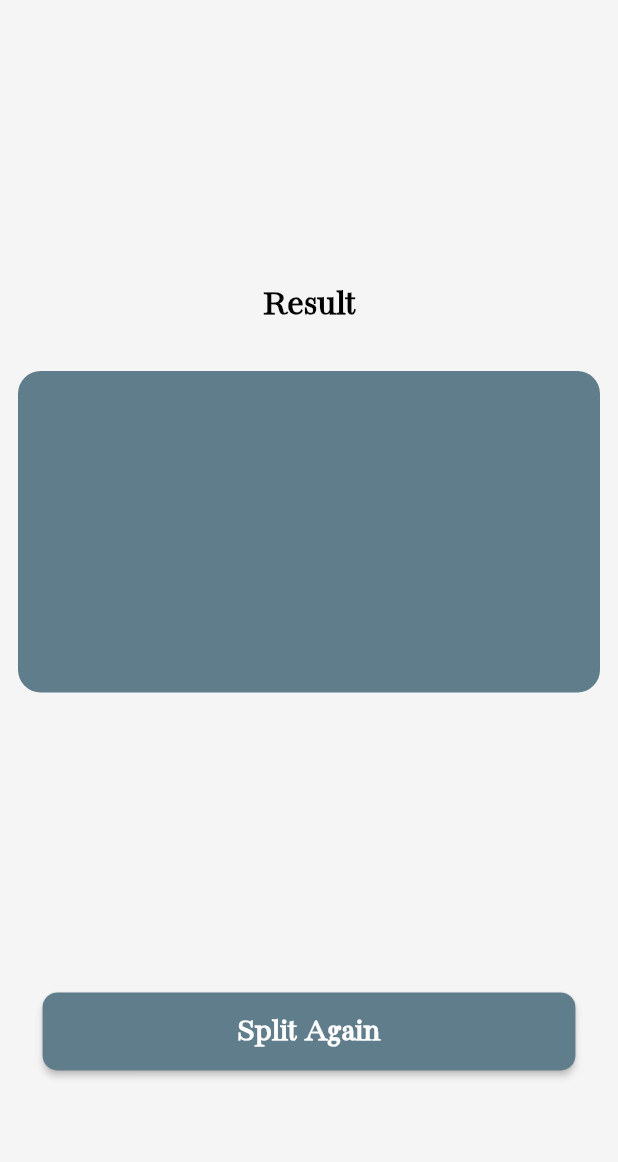
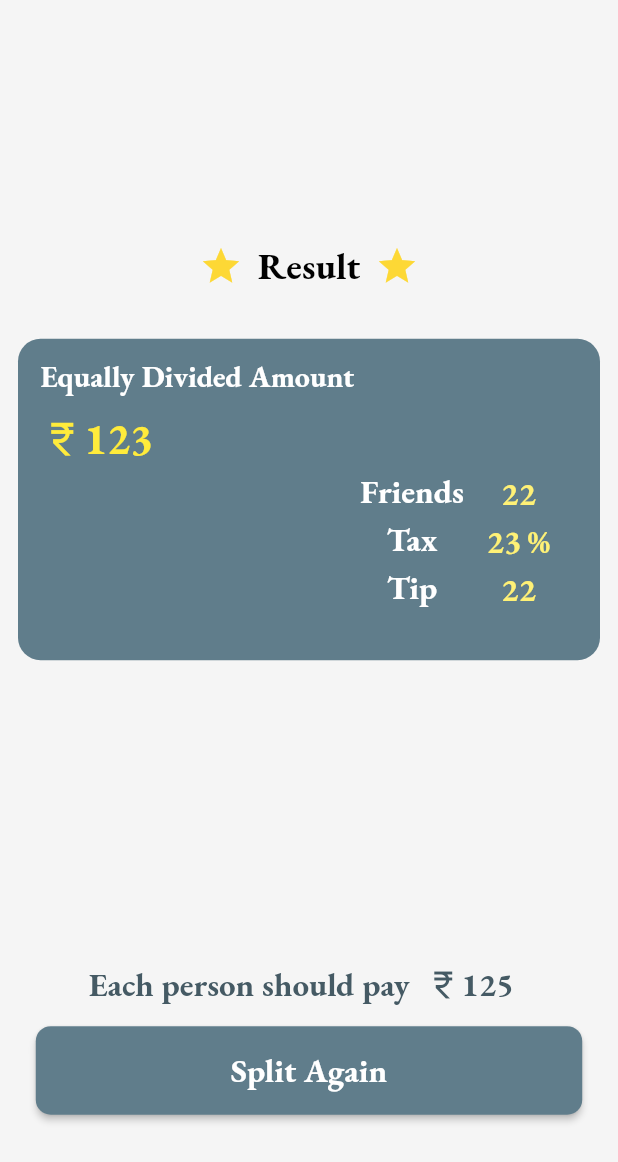
Before and after one commit to KavyaParengal/Login_and_SignUp_Page_Design, a Flutter app: the screen it shows after launch, after a tap on "Split Bill", on a phone screen of 412 x 824 dp. Shown: the top 1162 px of the screen. Run offline on Flutter 3.47's test engine with Material 2 defaults, Android fonts, the phone set to English and light mode, and no system bars.

Commit message:
fourth commit

```diff
--- a/lib/main.dart
+++ b/lib/main.dart
@@ -1,6 +1,6 @@
 import 'package:flutter/material.dart';
 import 'package:task/calculator.dart';
-import 'package:task/split.dart';
+import 'package:task/split_bill.dart';
 import 'package:task/welcome.dart';
 
 void main() {
@@ -17,7 +17,7 @@ class MyApp extends StatelessWidget {
       title: 'Flutter Demo',
       theme: ThemeData(
         primarySwatch: Colors.blue,
-        fontFamily: 'BacasimeAntique',
+        fontFamily: 'EBGaramond',
         hoverColor: Colors.blueGrey,
       ),
 
--- a/lib/result.dart
+++ b/lib/result.dart
@@ -1,6 +1,6 @@
 
 import 'package:flutter/material.dart';
-import 'package:task/split.dart';
+import 'package:task/split_bill.dart';
 
 class Result extends StatefulWidget {
   const Result({Key? key}) : super(key: key);
@@ -18,23 +18,140 @@ class _ResultState extends State<Result> {
         mainAxisAlignment: MainAxisAlignment.center,
         children: [
           SizedBox(height: 80,),
-          Text('Result',style: TextStyle(
-            color: Colors.black,
-            fontSize: 25,
-            fontWeight: FontWeight.bold,
-          ),),
+          Row(
+            mainAxisAlignment: MainAxisAlignment.center,
+            children: [
+              Icon(Icons.star,color: Colors.yellow[600],size: 29,),
+              SizedBox(width: 10,),
+              Text('Result',style: TextStyle(
+                color: Colors.black,
+                fontSize: 25,
+                fontWeight: FontWeight.bold,
+              ),),
+              SizedBox(width: 10,),
+              Icon(Icons.star,color: Colors.yellow[600],size: 29,),
+            ],
+          ),
           SizedBox(height: 30,),
           Padding(
             padding: const EdgeInsets.only(left: 12,right: 12,top: 2),
             child: Container(
               height: (MediaQuery.of(context).size.height * 0.26),
+              width: (MediaQuery.of(context).size.width),
               decoration: BoxDecoration(
               borderRadius: BorderRadius.all(Radius.circular(15),),
               color: Colors.blueGrey,
               ),
+              child: Padding(
+                padding: const EdgeInsets.only(left: 15,top: 12),
+                child: Column(
+                  mainAxisAlignment: MainAxisAlignment.start,
+                  crossAxisAlignment: CrossAxisAlignment.start,
+                  children: [
+                    Text('Equally Divided Amount',style: TextStyle(
+                      color: Colors.white,
+                      fontSize: 20,
+                      fontWeight: FontWeight.bold,
+                    )),
+                    SizedBox(height: 10,),
+                    Row(
+                      children: [
+                        Icon(Icons.currency_rupee,color: Colors.yellow,size: 29,),
+                        Text('123',style: TextStyle(
+                          color: Colors.yellow,
+                          fontSize: 29,
+                          fontWeight: FontWeight.bold,
+                        )),
+                      ],
+                    ),
+                    Padding(
+                      padding: const EdgeInsets.only(right: 33),
+                      child: Row(
+                        mainAxisAlignment: MainAxisAlignment.end,
+                        children: [
+                          Column(
+                            children: [
+                              Text('Friends',style: TextStyle(
+                                color: Colors.white,
+                                fontSize: 22,
+                                fontWeight: FontWeight.bold,
+                              )),
+                              SizedBox(height: 3,),
+                              Text('Tax',style: TextStyle(
+                                color: Colors.white,
+                                fontSize: 22,
+                                fontWeight: FontWeight.bold,
+                              )),
+                              SizedBox(height: 3,),
+                              Text('Tip',style: TextStyle(
+                                color: Colors.white,
+                                fontSize: 22,
+                                fontWeight: FontWeight.bold,
+                              )),
+                            ],
+                          ),
+                          SizedBox(width: 15,),
+                          Column(
+                            children: [
+                              SizedBox(height: 3,),
+                              Text('22',style: TextStyle(
+                                color: Colors.yellow[300],
+                                fontSize: 22,
+                                fontWeight: FontWeight.bold,
+                              )),
+                              SizedBox(height: 3,),
+                              Row(
+                                children: [
+                                  Text('23',style: TextStyle(
+                                    color: Colors.yellow[300],
+                                    fontSize: 22,
+                                    fontWeight: FontWeight.bold,
+                                  )),
+                                  SizedBox(width: 4,),
+                                  Text('%',style: TextStyle(
+                                    color: Colors.yellow[300],
+                                    fontSize: 22,
+                                    fontWeight: FontWeight.bold,
+                                  )),
+                                ],
+                              ),
+                              SizedBox(height: 3,),
+                              Text('22',style: TextStyle(
+                                color: Colors.yellow[300],
+                                fontSize: 22,
+                                fontWeight: FontWeight.bold,
+                              )),
+                            ],
+                          ),
+                        ],
+                      ),
+                    )
+                  ],
+                ),
+              ),
             ),
           ),
           SizedBox(height: 200,),
+          Padding(
+            padding: const EdgeInsets.only(left: 12,right: 12,top: 2),
+            child: Row(
+              mainAxisAlignment: MainAxisAlignment.center,
+              children: [
+                Text('Each person should pay  ',style: TextStyle(
+                  color: Colors.blueGrey[700],
+                  fontSize: 22,
+                  fontWeight: FontWeight.bold,
+                )),
+                Icon(Icons.currency_rupee,color: Colors.blueGrey[700],),
+                Text('125  ',style: TextStyle(
+                  color: Colors.blueGrey[700],
+                  fontSize: 22,
+                  fontWeight: FontWeight.bold,
+                )),
+              ],
+            ),
+          ),
+          SizedBox(height: 13,),
           ElevatedButton(
             onPressed: (){
               Navigator.push(context, MaterialPageRoute(builder: (context)=>Split()));
--- a/lib/split.dart
+++ b/lib/split_bill.dart
@@ -11,16 +11,26 @@ class Split extends StatefulWidget {
 
 class _SplitState extends State<Split> {
 
-  double _value = 20;
+  double _value = 0;
   int counter=0;
   String res = "";
+  String back='';
   TextEditingController tax=TextEditingController();
 
   total(String amt){
-    res = res + amt;
+    if(amt=='x'){
+      res=res.substring(0,res.length-1);
+    }
+    else{
+      res = res + amt;
+    }
     setState(() {
       res;
     });
+  }
+
+  calculate_bill(){
+
   }
 
   @override
@@ -53,7 +63,7 @@ class _SplitState extends State<Split> {
                       padding: const EdgeInsets.only(left: 39,right: 15),
                       child: Column(
                         children: [
-                          SizedBox(height: 40,),
+                          SizedBox(height: 35,),
                           Text('Total',style: TextStyle(
                             color: Colors.white,
                             fontSize: 38,
@@ -74,7 +84,7 @@ class _SplitState extends State<Split> {
                       child: Column(
                         mainAxisAlignment: MainAxisAlignment.start,
                         children: [
-                          SizedBox(height: 20,),
+                          SizedBox(height: 10,),
                           Row(
                             mainAxisAlignment: MainAxisAlignment.start,
                             children: [
@@ -145,7 +155,7 @@ class _SplitState extends State<Split> {
             SizedBox(height: 26,),
             Text('How many friends ?',style: TextStyle(
               fontWeight: FontWeight.bold,
-              fontSize: 18
+              fontSize: 22
             ),),
             SizedBox(height: 13,),
             Slider(
@@ -251,6 +261,10 @@ class _SplitState extends State<Split> {
                             child: Padding(
                               padding: const EdgeInsets.only(left: 30,right: 30,top: 5),
                               child: TextField(
+                                onTap: (){
+                                  setState(() {
+                                  });
+                                  },
                                 controller: tax,
                                 keyboardType: TextInputType.number,
                                 style: TextStyle(height: 1,fontSize: 25, color: Colors.white),
@@ -294,9 +308,11 @@ class _SplitState extends State<Split> {
                     ],
                   ),
                   Row(
-                    mainAxisAlignment: MainAxisAlignment.center,
+                    mainAxisAlignment: MainAxisAlignment.spaceBetween,
                     children: [
+                      buildCircleAvatar('.',),
                       buildCircleAvatar('0',),
+                      buildCircleAvatar('x',),
                     ],
                   ),
                 ],
@@ -334,7 +350,7 @@ class _SplitState extends State<Split> {
                   child: TextButton(
                     child: Text(value,style: TextStyle(
                       color: Colors.blueGrey[900],
-                      fontSize: 42,
+                      fontSize: 33,
                       fontWeight: FontWeight.bold,
                     )),
                     onPressed: (){
```
Also changed, not shown: pubspec.yaml (+3 -5 lines).
